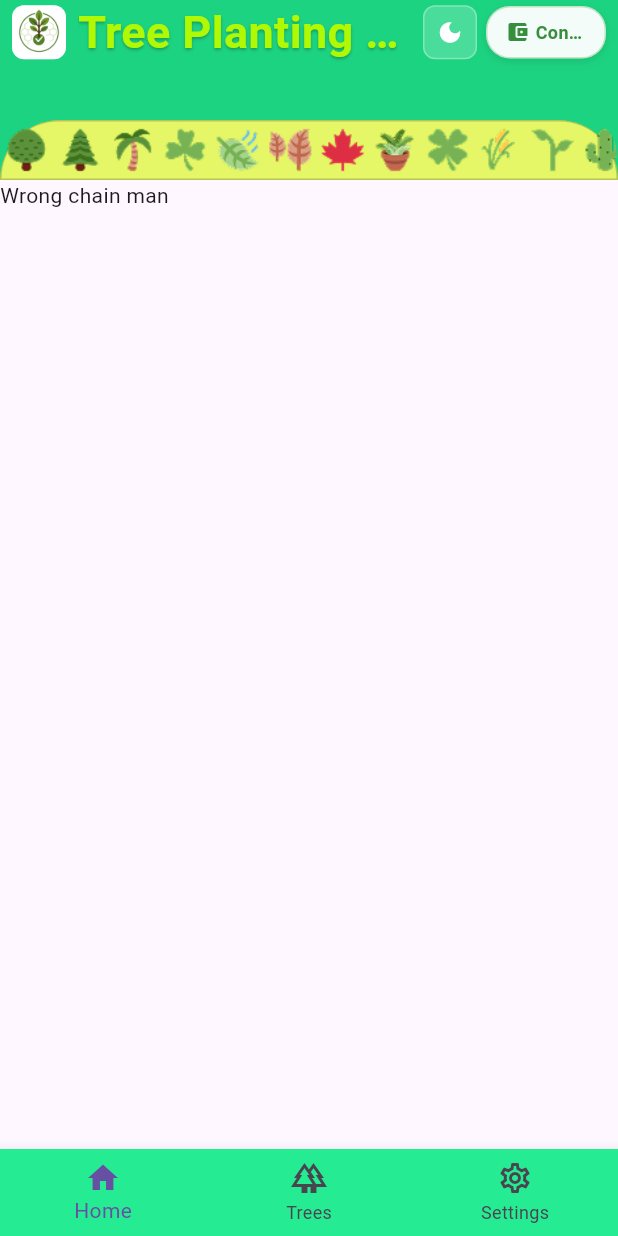
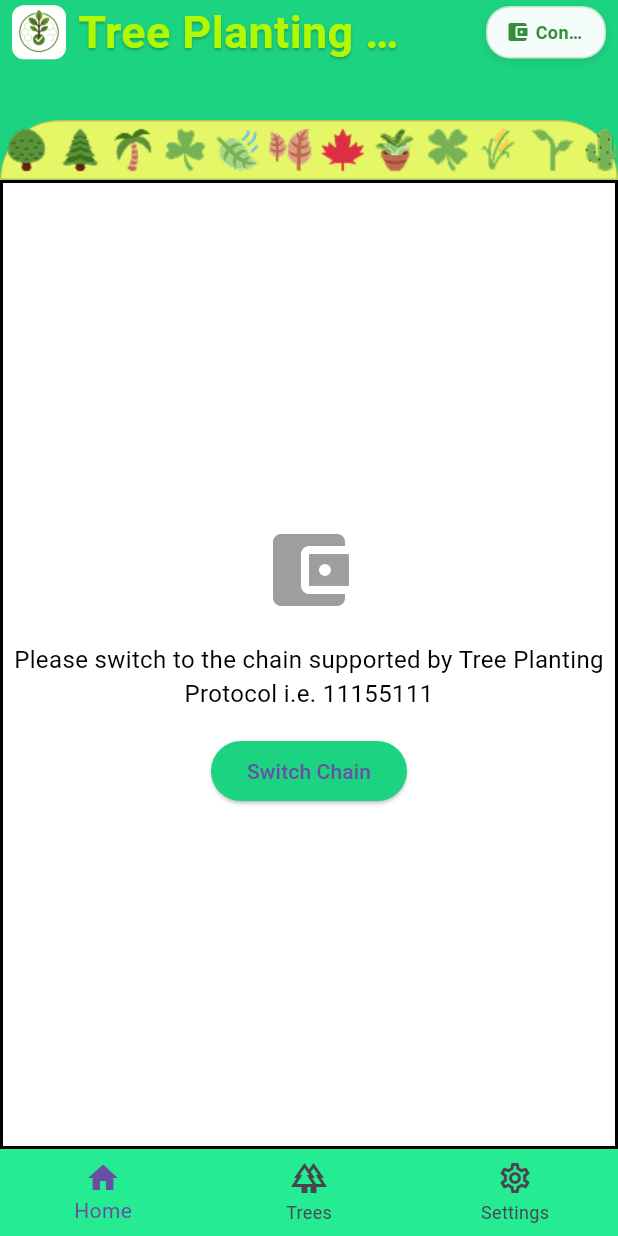
Before and after one commit to StabilityNexus/Treee, a Flutter app: the screen it shows after launch, on a phone screen of 412 x 824 dp. Run offline on Flutter 3.47's test engine with Material 3 defaults, Android fonts, the phone set to English and light mode, and no system bars; our stand-ins replace flutter_dotenv, flutter_map, go_router, image_picker, latlong2, location and 2 more; missing offline and left inert: dart_geohash, walletconnect_flutter_v2, web3dart; accounts and stored records are empty; Roboto replaces fonts that are missing (Poppins).

Commit message:
add: incorrect chain widget

```diff
--- a/lib/components/universal_navbar.dart
+++ b/lib/components/universal_navbar.dart
@@ -101,34 +101,34 @@ class UniversalNavbar extends StatelessWidget implements PreferredSizeWidget {
                     child: Row(
                       mainAxisAlignment: MainAxisAlignment.end,
                       children: [
-                        Container(
-                          width: 36,
-                          height: 36,
-                          decoration: BoxDecoration(
-                            color: Colors.white.withOpacity(0.2),
-                            borderRadius: BorderRadius.circular(8),
-                            border: Border.all(
-                              color: Colors.white.withOpacity(0.3),
-                              width: 1,
-                            ),
-                          ),
-                          child: IconButton(
-                            padding: EdgeInsets.zero,
-                            icon: Icon(
-                              themeProvider.isDarkMode
-                                  ? Icons.light_mode
-                                  : Icons.dark_mode,
-                              color: Colors.white,
-                              size: 18,
-                            ),
-                            onPressed: () {
-                              themeProvider.toggleTheme();
-                            },
-                            tooltip: themeProvider.isDarkMode
-                                ? 'Switch to Light Mode'
-                                : 'Switch to Dark Mode',
-                          ),
-                        ),
+                        // Container(
+                        //   width: 36,
+                        //   height: 36,
+                        //   decoration: BoxDecoration(
+                        //     color: Colors.white.withOpacity(0.2),
+                        //     borderRadius: BorderRadius.circular(8),
+                        //     border: Border.all(
+                        //       color: Colors.white.withOpacity(0.3),
+                        //       width: 1,
+                        //     ),
+                        //   ),
+                        //   child: IconButton(
+                        //     padding: EdgeInsets.zero,
+                        //     icon: Icon(
+                        //       themeProvider.isDarkMode
+                        //           ? Icons.light_mode
+                        //           : Icons.dark_mode,
+                        //       color: Colors.white,
+                        //       size: 18,
+                        //     ),
+                        //     onPressed: () {
+                        //       themeProvider.toggleTheme();
+                        //     },
+                        //     tooltip: themeProvider.isDarkMode
+                        //         ? 'Switch to Light Mode'
+                        //         : 'Switch to Dark Mode',
+                        //   ),
+                        // ),
                         const SizedBox(width: 6),
                         if (actions != null) ...actions!,
                         if (walletProvider.isConnected &&
@@ -238,7 +238,8 @@ class UniversalNavbar extends StatelessWidget implements PreferredSizeWidget {
 
   Widget _buildWalletMenu(BuildContext context, WalletProvider walletProvider) {
     return Container(
-      constraints: const BoxConstraints(maxWidth: 100), // Limit max width
+      constraints: const BoxConstraints(maxWidth: 100, minHeight: 20),
+      // Limit max width
       decoration: BoxDecoration(
         color: Colors.white.withOpacity(0.95),
         borderRadius: BorderRadius.circular(16),
--- a/lib/providers/wallet_provider.dart
+++ b/lib/providers/wallet_provider.dart
@@ -36,9 +36,11 @@ class WalletProvider extends ChangeNotifier {
   String? get currentAddress => _currentAddress;
   String get statusMessage => _statusMessage;
   String? get currentChainId => _currentChainId;
+  String? get correctChainId => _correctChainId;
 
   bool get isConnected => _isConnected;
   bool get isConnecting => _isConnecting;
+  bool get g => _isConnecting;
   bool get isValidCurrentChain =>
       _currentChainId?.toString() == _correctChainId;
 
--- a/lib/widgets/basic_scaffold.dart
+++ b/lib/widgets/basic_scaffold.dart
@@ -4,6 +4,8 @@ import 'package:provider/provider.dart';
 import 'package:tree_planting_protocol/components/universal_navbar.dart';
 import 'package:tree_planting_protocol/components/bottom_navigation_widget.dart';
 import 'package:tree_planting_protocol/providers/wallet_provider.dart';
+import 'package:tree_planting_protocol/widgets/wrong_chain_widget.dart'
+    show buildWrongChainWidget;
 
 class BaseScaffold extends StatelessWidget {
   final Widget body;
@@ -35,7 +37,7 @@ class BaseScaffold extends StatelessWidget {
           ? SafeArea(
               child: body,
             )
-          : Text("Wrong chain man"),
+          : Container(child: buildWrongChainWidget(context)),
       floatingActionButton: floatingActionButton,
       bottomNavigationBar: showBottomNavigation
           ? BottomNavigationWidget(currentRoute: currentRoute)
--- /dev/null
+++ b/lib/widgets/wrong_chain_widget.dart
@@ -0,0 +1,50 @@
+import 'package:flutter/material.dart';
+import 'package:tree_planting_protocol/providers/wallet_provider.dart';
+import 'package:provider/provider.dart';
+import 'package:tree_planting_protocol/utils/services/switch_chain_utils.dart';
+
+Widget buildWrongChainWidget(BuildContext context) {
+  final walletProvider = Provider.of<WalletProvider>(context, listen: false);
+  return Center(
+    child: Container(
+      decoration: BoxDecoration(
+        color: Colors.white,
+        border: Border.all(
+          color: Colors.black,
+          width: 2,
+        ),
+      ),
+      child: Column(
+        mainAxisAlignment: MainAxisAlignment.center,
+        children: [
+          const Icon(
+            Icons.account_balance_wallet,
+            size: 64,
+            color: Colors.grey,
+          ),
+          const SizedBox(height: 16),
+          Text(
+            'Please switch to the chain supported by Tree Planting Protocol i.e. ${walletProvider.correctChainId}',
+            textAlign: TextAlign.center,
+            style: const TextStyle(
+              fontSize: 16,
+              color: Colors.black,
+            ),
+          ),
+          const SizedBox(height: 16),
+          ElevatedButton(
+            onPressed: () {
+              showChainSelector(context, walletProvider);
+            },
+            style: ButtonStyle(
+              backgroundColor: WidgetStateProperty.all(
+                const Color.fromARGB(255, 28, 211, 129),
+              ),
+            ),
+            child: const Text('Switch Chain'),
+          ),
+        ],
+      ),
+    ),
+  );
+}
```
